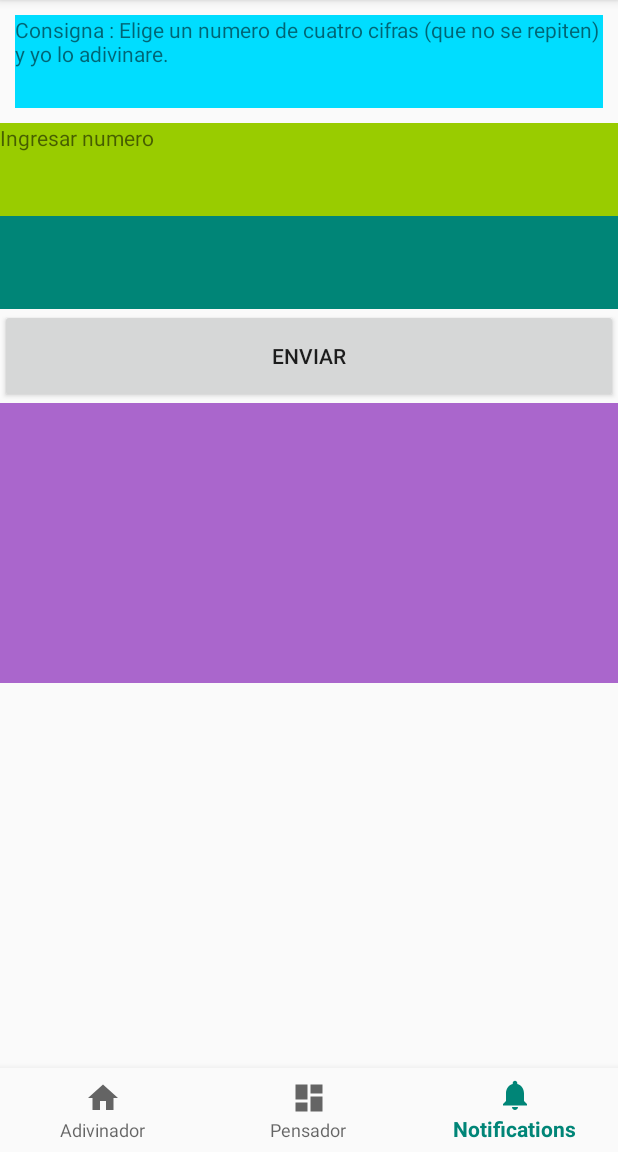
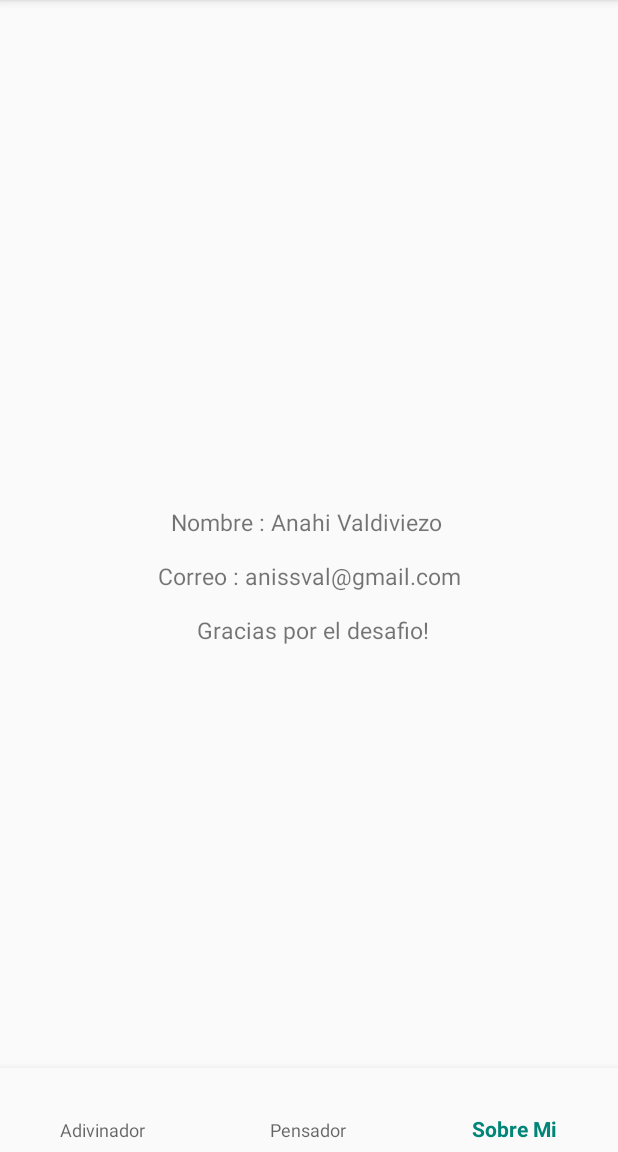
Before and after one commit to anahivaldiviezo/EventbriteHomeWork, an Android app: the fragment PensadorFragment placed in its activity, item 3 of the bottom bar chosen, on a phone screen of 412 x 824 dp, the part 84-1236 px from its top. Run offline under Robolectric (Android 15) with nearby library versions, the phone set to English and light mode, and no system bars.

Commit message:
Adding logic for permutation of the correct number. Modifying styles, removing unused code. Adding about me tab.

```diff
--- a/app/src/main/java/com/valdiviezo/anahi/eventbritehomework/MainActivity.java
+++ b/app/src/main/java/com/valdiviezo/anahi/eventbritehomework/MainActivity.java
@@ -27,7 +27,7 @@ public class MainActivity extends AppCompatActivity {
                 case R.id.navigation_pensador:
                     pushFragment(new PensadorFragment());
                     return true;
-                case R.id.navigation_notifications:
+                case R.id.navigation_sobre_mi:
                     return true;
             }
             return false;
@@ -75,7 +75,9 @@ public class MainActivity extends AppCompatActivity {
                 pushFragment(pensadorFragment);
                 item.setChecked(true);
                 break;
-            case R.id.navigation_notifications:
+            case R.id.navigation_sobre_mi:
+                SobreMiFragment sobreMiFragment = new SobreMiFragment();
+                pushFragment(sobreMiFragment);
                 item.setChecked(true);
                 break;
         }
--- a/app/src/main/java/com/valdiviezo/anahi/eventbritehomework/PensadorFragment.java
+++ b/app/src/main/java/com/valdiviezo/anahi/eventbritehomework/PensadorFragment.java
@@ -17,21 +17,18 @@ import android.widget.TextView;
 import com.valdiviezo.anahi.eventbritehomework.Utils.HomeWorkUtils;
 import com.valdiviezo.anahi.eventbritehomework.Utils.IANumeroAdivinador;
 import com.valdiviezo.anahi.eventbritehomework.model.Adivinador;
-import com.valdiviezo.anahi.eventbritehomework.model.CifrasAcertadas;
 import com.valdiviezo.anahi.eventbritehomework.model.Pensador;
 
-import java.util.ArrayList;
-import java.util.List;
 
 public class PensadorFragment extends Fragment {
 
     private EditText pensadorNumber;
     private TextView iaNumber;
+    private TextView txtMachineWins;
     private Button sendButton;
     private Pensador pensador = Pensador.getInstance();
     private Adivinador adivinador = Adivinador.getInstance();
     private HomeWorkUtils homeworkUtils = HomeWorkUtils.getInstance();
-    private CifrasAcertadas cifrasAcertadas = new CifrasAcertadas();
     private IANumeroAdivinador iaNumeroAdivinador = IANumeroAdivinador.getInstance();
 
     @Nullable
@@ -45,22 +42,25 @@ public class PensadorFragment extends Fragment {
         super.onActivityCreated(savedInstanceState);
         pensadorNumber = getView().findViewById(R.id.pensadorNumber);
         iaNumber = getView().findViewById(R.id.ia_number);
+        txtMachineWins = getView().findViewById(R.id.txt_machinewins);
         sendButton = getView().findViewById(R.id.sendbutton);
         sendButton.setOnClickListener(new View.OnClickListener() {
             @Override
             public void onClick(View v) {
                 //PENSADOR ES LA PERSONA
                 //ADIVINADOR LA COMPUTADORA
-
+                iaNumeroAdivinador.initAdivinador();
                 pensador.setNumeroPensado(Integer.parseInt(pensadorNumber.getText().toString()));
                 pensador.setListNumeroPensado(homeworkUtils.addNumbersToList(pensador.getNumeroPensado()));
                 iaNumber.setText("Anahi Rules");
+                iaNumeroAdivinador.executeInitialComparation(pensador.getListNumeroPensado());
                 while (iaNumeroAdivinador.getCifrasAcertadasActual().getCantidadNumAciertos() != 4) {
                     adivinador.setListNumberAdivinador(iaNumeroAdivinador.getNumeroPropuestoList());
                     adivinador.setNumeroSeleccionado(homeworkUtils.listToNumber(adivinador.getListNumberAdivinador()));
                     adivinador.setListNumberAdivinador(iaNumeroAdivinador.evaluateCifrasAcertadas(pensador.getListNumeroPensado()));
-                    iaNumber.setText(String.format("%04d", adivinador.getNumeroSeleccionado()));
                 }
+                iaNumber.setText("Numero en el que pensaste : " + iaNumeroAdivinador.getCifrasAcertadasActual().getNumero());
+                txtMachineWins.setVisibility(View.VISIBLE);
                 String ganamos = "Anahi Rules";
 
             }
@@ -77,10 +77,8 @@ public class PensadorFragment extends Fragment {
             }
         };
         pensadorNumber.setFilters(new InputFilter[]{filter});
-        iaNumber = getView().findViewById(R.id.ia_number);
+    }
 
-
-    }
 
     /**
      * Crea un diálogo de alerta sencillo
--- /dev/null
+++ b/app/src/main/java/com/valdiviezo/anahi/eventbritehomework/SobreMiFragment.java
@@ -0,0 +1,17 @@
+package com.valdiviezo.anahi.eventbritehomework;
+
+import android.os.Bundle;
+import android.support.annotation.Nullable;
+import android.support.v4.app.Fragment;
+import android.view.LayoutInflater;
+import android.view.View;
+import android.view.ViewGroup;
+
+public class SobreMiFragment extends Fragment {
+
+    @Nullable
+    @Override
+    public View onCreateView(LayoutInflater inflater, ViewGroup container, Bundle savedInstanceState) {
+        return inflater.inflate(R.layout.fragment_sobre_mi, container, false);
+    }
+}
--- a/app/src/main/java/com/valdiviezo/anahi/eventbritehomework/Utils/HomeWorkUtils.java
+++ b/app/src/main/java/com/valdiviezo/anahi/eventbritehomework/Utils/HomeWorkUtils.java
@@ -98,6 +98,7 @@ import java.util.List;
         respuesta.setCantidadNumAciertos(cantidadAciertos);
         respuesta.setCantidadNumRegular(cantidadRegular);
         respuesta.setCantidadNumCorrectos(cantidadCorrectos);
+        respuesta.setNumero(listToNumber(listAdivinador));
         respuesta.setList(listAdivinador);
         return respuesta;
     }
--- a/app/src/main/java/com/valdiviezo/anahi/eventbritehomework/model/Adivinador.java
+++ b/app/src/main/java/com/valdiviezo/anahi/eventbritehomework/model/Adivinador.java
@@ -2,6 +2,7 @@ package com.valdiviezo.anahi.eventbritehomework.model;
 
 import java.util.ArrayList;
 import java.util.List;
+
 
 public class Adivinador {
     private static Adivinador adivinador = null;
--- a/app/src/main/res/layout/fragment_pensador.xml
+++ b/app/src/main/res/layout/fragment_pensador.xml
@@ -12,12 +12,12 @@
         android:weightSum="12">
 
         <TextView
-            android:layout_width="wrap_content"
+            android:layout_width="match_parent"
             android:layout_height= "0dp"
             android:text="@string/consigna_pensador"
-            android:layout_weight="1"
+            android:layout_weight="2"
             android:background="@android:color/holo_blue_bright"
-            android:layout_margin="10dp"/>
+            android:gravity="center"/>
 
         <TextView
             android:layout_width="match_parent"
@@ -31,24 +31,25 @@
             android:layout_height="0dp"
             android:layout_weight="2"
             android:orientation="vertical"
-            android:weightSum="2">
+            android:weightSum="4">
             <EditText
                 android:id="@+id/pensadorNumber"
                 android:layout_width="match_parent"
                 android:layout_height="0dp"
-                android:layout_weight="1"
+                android:layout_weight="2"
                 android:ems="10"
+                android:layout_margin="5dp"
                 android:inputType="number"
                 android:background="@color/colorPrimary"
                 android:digits="0123456789"
                 android:maxLength = "4"
-                android:textSize="40dp"/>
+                android:textSize="30dp"/>
 
             <Button
                 android:id="@+id/sendbutton"
                 android:layout_width="match_parent"
                 android:layout_height="0dp"
-                android:layout_weight="1"
+                android:layout_weight="2"
                 android:text="Enviar" />
         </LinearLayout>
 
@@ -57,20 +58,24 @@
             android:layout_height="0dp"
             android:orientation="vertical"
             android:layout_weight="3"
-            android:background="@android:color/holo_purple"
+            android:background="@android:color/holo_orange_light"
             android:weightSum="4">
 
             <TextView
                 android:id="@+id/ia_number"
                 android:layout_width="match_parent"
                 android:layout_height="0dp"
-                android:layout_weight="1" />
+                android:layout_weight="1"
+                android:textSize="20dp"
+                android:textStyle="bold"
+                android:text=""
+                android:background="@android:color/holo_orange_light"/>
 
             <TextView
                 android:id="@+id/txt_machinewins"
-                android:layout_width="wrap_content"
+                android:layout_width="match_parent"
                 android:layout_height="0dp"
-                android:text="@string/ganaste"
+                android:text="@string/gane"
                 android:textSize="20dp"
                 android:textStyle="bold"
                 android:background="@android:color/holo_orange_light"
@@ -104,6 +109,7 @@
             android:layout_height="0dp"
             android:layout_weight="1"
             android:weightSum="4"
+            android:background="@android:color/holo_orange_light"
             android:orientation="vertical"></LinearLayout>
 
     </LinearLayout>
--- /dev/null
+++ b/app/src/main/res/layout/fragment_sobre_mi.xml
@@ -0,0 +1,15 @@
+<?xml version="1.0" encoding="utf-8"?>
+<LinearLayout xmlns:android="http://schemas.android.com/apk/res/android"
+    android:layout_width="match_parent"
+    android:layout_height="match_parent">
+
+    <TextView
+        android:id="@+id/textView"
+        android:layout_width="wrap_content"
+        android:layout_height="wrap_content"
+        android:layout_weight="1"
+        android:text="@string/sobremi"
+        android:gravity="center"
+        android:textSize="15dp"
+        android:layout_gravity="center"/>
+</LinearLayout>
--- a/app/src/main/res/menu/navigation.xml
+++ b/app/src/main/res/menu/navigation.xml
@@ -3,17 +3,13 @@
 
     <item
         android:id="@+id/navigation_adivinador"
-        android:icon="@drawable/ic_home_black_24dp"
         android:title="@string/title_adivinador" />
 
     <item
         android:id="@+id/navigation_pensador"
-        android:icon="@drawable/ic_dashboard_black_24dp"
         android:title="@string/title_pensador" />
 
     <item
-        android:id="@+id/navigation_notifications"
-        android:icon="@drawable/ic_notifications_black_24dp"
+        android:id="@+id/navigation_sobre_mi"
         android:title="@string/title_notifications" />
-
 </menu>
--- a/app/src/main/res/values/strings.xml
+++ b/app/src/main/res/values/strings.xml
@@ -2,7 +2,7 @@
     <string name="app_name">Eventbrite HomeWork</string>
     <string name="title_adivinador">Adivinador</string>
     <string name="title_pensador">Pensador</string>
-    <string name="title_notifications">Notifications</string>
+    <string name="title_notifications">Sobre Mi</string>
 
     <string name="consigna_adivinador"> Consigna : Adivina en que numero de cuatro cifras (que no se repiten) estoy pensando. </string>
     <string name="consigna_pensador"> Consigna : Elige un numero de cuatro cifras (que no se repiten) y yo lo adivinare. </string>
@@ -10,6 +10,10 @@
     <string name="cantidad_correctos">CANTIDAD DE NUMEROS CORRECTOS : </string>
     <string name="cantidad_regulares">CANTIDAD DE NUMEROS REGULARES : </string>
     <string name="ganaste"> ACERTASTE LOS 4 DIGITOS. GANASTE! </string>
+    <string name="gane"> ACERTE LOS 4 DIGITOS. GANE! </string>
+    <string name="sobremi"> Nombre :  Anahi Valdiviezo \n \n Correo : anissval@gmail.com \n \n Gracias por el desafio! </string>
+
+
 
 
     <!-- TODO: Remove or change this placeholder text -->
```
Also changed, not shown: app/src/main/java/com/valdiviezo/anahi/eventbritehomework/Utils/IANumeroAdivinador.java (+62 -21 lines), app/src/main/res/layout/fragment_adivinador.xml (+14 -14 lines).
